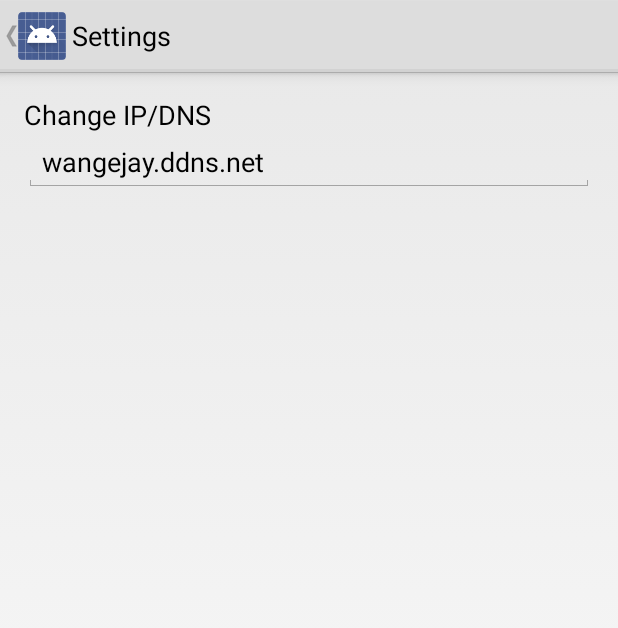
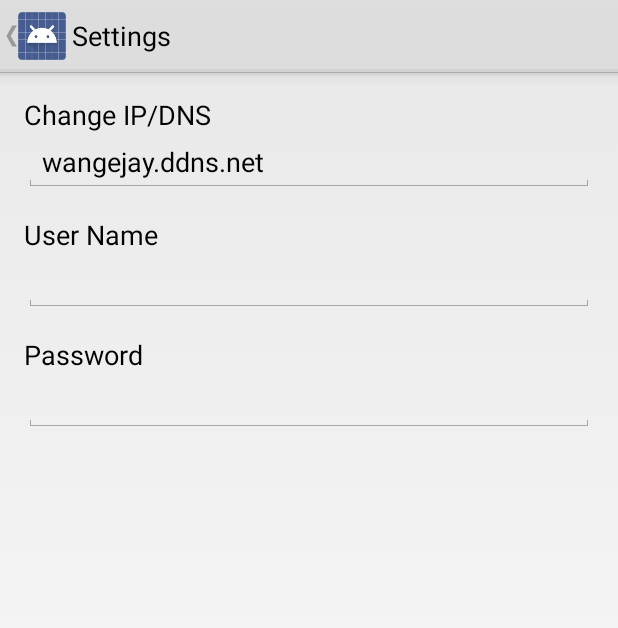
Before and after one commit to wangejay/OpenTheDoor, an Android app: the screen it shows after launch (SettingActivity), in the options menu, after a tap on "Settings", on a phone screen of 412 x 824 dp. Shown: the top 628 px of the screen. Run offline under Robolectric (Android 15) with nearby library versions, the light colour scheme and no system bars; libraries missing offline, so code that uses them is left out: retrofit.client; 2 statements that could not run were skipped.

Commit message:
Support username, password

```diff
--- a/app/build.gradle
+++ b/app/build.gradle
@@ -2,7 +2,7 @@ apply plugin: 'com.android.application'
 
 android {
     compileSdkVersion 21
-    buildToolsVersion "21.1.1"
+    buildToolsVersion "21.1.2"
 
     defaultConfig {
         applicationId "com.luffy.openthedoor"
--- a/app/src/main/java/com/luffy/openthedoor/MainActivity.java
+++ b/app/src/main/java/com/luffy/openthedoor/MainActivity.java
@@ -3,6 +3,7 @@ package com.luffy.openthedoor;
 import android.app.Activity;
 import android.content.Intent;
 import android.os.Bundle;
+import android.text.TextUtils;
 import android.util.Log;
 import android.view.Menu;
 import android.view.MenuItem;
@@ -57,12 +58,21 @@ public class MainActivity extends Activity implements OnSlideTriggerListener {
         return super.onOptionsItemSelected(item);
     }
 
+    private String createRemoteLocation() {
+        MyPreference pref = new MyPreference(this);
+        String protocol = "http://";
+        String location = pref.getLocation();
+        String userPassword = String.format("%s:%s@", pref.getUsername(), pref.getPassword());
+        return TextUtils.isEmpty(pref.getUsername()) ? protocol + location : protocol + userPassword + location;
+    }
+
     @Override
     protected void onResume() {
         super.onResume();
-        String location = new MyPreference(this).getLocation();
+        String remoteLocation = createRemoteLocation();
+        Log.d(TAG, remoteLocation);
         mRestAdapter = new RestAdapter.Builder()
-                .setEndpoint("http://" + location).build();
+                .setEndpoint(remoteLocation).build();
 
         mYunInterface = mRestAdapter.create(YunInterface.class);
     }
--- a/app/src/main/java/com/luffy/openthedoor/MyPreference.java
+++ b/app/src/main/java/com/luffy/openthedoor/MyPreference.java
@@ -7,17 +7,24 @@ import android.preference.PreferenceManager;
 public class MyPreference {
 
     public static final String KEY_LOCATION = "location";
+    public static final String KEY_USERNAME = "username";
+    public static final String KEY_PASSWORD = "password";
     private static SharedPreferences sSharedPreferences;
 
     private String mLocation;
+    private String mUsername;
+    private String mPassword;
 
     MyPreference(Context context) {
         if (sSharedPreferences == null) {
             sSharedPreferences = PreferenceManager.getDefaultSharedPreferences(context);
 
         }
+
         //change the default value here
         mLocation = sSharedPreferences.getString(KEY_LOCATION, "wangejay.ddns.net");
+        mUsername = sSharedPreferences.getString(KEY_USERNAME, "");
+        mPassword = sSharedPreferences.getString(KEY_PASSWORD, "");
     }
 
     public String getLocation() {
@@ -28,9 +35,27 @@ public class MyPreference {
         mLocation = location;
     }
 
+    public String getUsername() {
+        return mUsername;
+    }
+
+    public void setUsername(String username) {
+        mUsername = username;
+    }
+
+    public String getPassword() {
+        return mPassword;
+    }
+
+    public void setPassword(String password) {
+        mPassword = password;
+    }
+
     void save() {
         SharedPreferences.Editor editor = sSharedPreferences.edit();
         editor.putString(KEY_LOCATION, mLocation);
+        editor.putString(KEY_USERNAME, mUsername);
+        editor.putString(KEY_PASSWORD, mPassword);
         editor.commit();
     }
 }
--- a/app/src/main/java/com/luffy/openthedoor/SettingActivity.java
+++ b/app/src/main/java/com/luffy/openthedoor/SettingActivity.java
@@ -38,7 +38,9 @@ public class SettingActivity extends Activity {
      */
     public static class PlaceholderFragment extends Fragment {
 
-        EditText mIPInput;
+        private EditText mIPInput;
+        private EditText mUsername;
+        private EditText mPassword;
         WeakReference<SettingActivity> mSettingActivity;
 
         public PlaceholderFragment() {
@@ -57,6 +59,10 @@ public class SettingActivity extends Activity {
             View rootView = inflater.inflate(R.layout.fragment_setting, container, false);
             mIPInput = (EditText) rootView.findViewById(R.id.ip_dns_input);
             mIPInput.setText(mSettingActivity.get().mPreference.getLocation());
+            mUsername = (EditText) rootView.findViewById(R.id.username_input);
+            mUsername.setText(mSettingActivity.get().mPreference.getUsername());
+            mPassword = (EditText) rootView.findViewById(R.id.password_input);
+            mPassword.setText(mSettingActivity.get().mPreference.getPassword());
             return rootView;
         }
 
@@ -66,6 +72,9 @@ public class SettingActivity extends Activity {
             SettingActivity activity = mSettingActivity.get();
             if (activity != null) {
                 activity.mPreference.setLocation(mIPInput.getText().toString());
+                activity.mPreference.setUsername(mUsername.getText().toString());
+                activity.mPreference.setPassword(mPassword.getText().toString());
+                activity.mPreference.setPassword(mPassword.getText().toString());
             }
         }
     }
--- a/app/src/main/res/layout/fragment_setting.xml
+++ b/app/src/main/res/layout/fragment_setting.xml
@@ -1,20 +1,43 @@
-<RelativeLayout xmlns:android="http://schemas.android.com/apk/res/android"
+<LinearLayout xmlns:android="http://schemas.android.com/apk/res/android"
     xmlns:tools="http://schemas.android.com/tools" android:layout_width="match_parent"
     android:layout_height="match_parent" android:paddingLeft="@dimen/activity_horizontal_margin"
     android:paddingRight="@dimen/activity_horizontal_margin"
     android:paddingTop="@dimen/activity_vertical_margin"
     android:paddingBottom="@dimen/activity_vertical_margin"
+    android:orientation="vertical"
     tools:context="com.luffy.openthedoor.SettingActivity$PlaceholderFragment">
 
-    <TextView android:text="@string/ip_dns_setting" android:layout_width="wrap_content"
+    <TextView android:text="@string/ip_dns_setting"
+        android:layout_width="wrap_content"
         android:layout_height="wrap_content"
-        android:textAppearance="?android:attr/textAppearanceMedium"
-        android:id="@+id/ip_dns" />
+        android:textAppearance="?android:attr/textAppearanceMedium" />
 
     <EditText
         android:layout_width="match_parent"
         android:layout_height="wrap_content"
-        android:id="@+id/ip_dns_input"
-        android:layout_below="@+id/ip_dns" />
+        android:id="@+id/ip_dns_input" />
 
-</RelativeLayout>
+    <TextView android:text="@string/username"
+        android:layout_width="wrap_content"
+        android:layout_height="wrap_content"
+        android:layout_marginTop="@dimen/activity_vertical_margin"
+        android:textAppearance="?android:attr/textAppearanceMedium" />
+
+    <EditText
+        android:layout_width="match_parent"
+        android:layout_height="wrap_content"
+        android:id="@+id/username_input" />
+
+    <TextView android:text="@string/password"
+        android:layout_width="wrap_content"
+        android:layout_height="wrap_content"
+        android:layout_marginTop="@dimen/activity_vertical_margin"
+        android:textAppearance="?android:attr/textAppearanceMedium" />
+
+    <EditText
+        android:layout_width="match_parent"
+        android:layout_height="wrap_content"
+        android:inputType="textPassword"
+        android:id="@+id/password_input" />
+
+</LinearLayout>
--- a/app/src/main/res/values/strings.xml
+++ b/app/src/main/res/values/strings.xml
@@ -5,5 +5,6 @@
     <string name="settings">Settings</string>
     <string name="slide_to_open">Slide left to open</string>
     <string name="ip_dns_setting">Change IP/DNS</string>
-
+    <string name="username">User Name</string>
+    <string name="password">Password</string>
 </resources>
```
Also changed, not shown: 1 other file.
